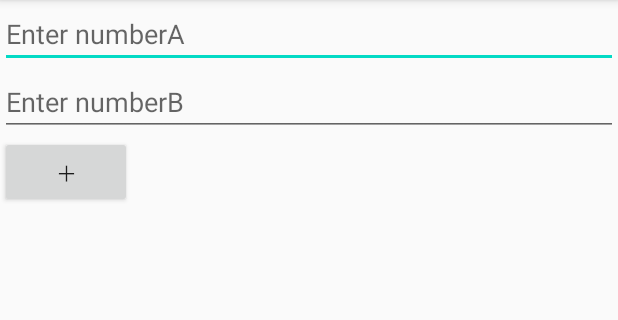
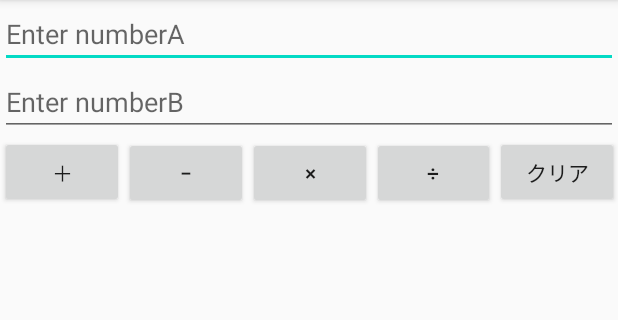
Before and after one commit to KiichiSugihara/Android_Kadai03, an Android app: the screen it shows after launch (MainActivity), on a phone screen of 412 x 824 dp, the part 84-404 px from its top. Run offline under Robolectric (Android 15) with nearby library versions, the phone set to English and light mode, and no system bars; libraries missing offline, so code that uses them is left out: android.os.

Commit message:
add buttons

```diff
--- a/app/src/main/res/layout/activity_main.xml
+++ b/app/src/main/res/layout/activity_main.xml
@@ -17,12 +17,47 @@
         android:layout_height="wrap_content"
         android:hint="Enter numberB"
         />
+    <LinearLayout xmlns:android="http://schemas.android.com/apk/res/android"
+        android:orientation="horizontal"
+        android:layout_width="match_parent"
+        android:layout_height="match_parent"
+        >
     <Button
         android:layout_width="wrap_content"
         android:layout_height="wrap_content"
+        android:layout_weight="0.2"
         android:text="＋"
         android:onClick="sendMessage"
         />
+    <Button
+        android:layout_width="wrap_content"
+        android:layout_height="wrap_content"
+        android:layout_weight="0.2"
+        android:text="−"
+        android:onClick="sendMessage"
+        />
+        <Button
+            android:layout_width="wrap_content"
+            android:layout_height="wrap_content"
+            android:layout_weight="0.2"
+            android:text="×"
+            android:onClick="sendMessage"
+            />
+        <Button
+            android:layout_width="wrap_content"
+            android:layout_height="wrap_content"
+            android:layout_weight="0.2"
+            android:text="÷"
+            android:onClick="sendMessage"
+            />
+        <Button
+            android:layout_width="wrap_content"
+            android:layout_height="wrap_content"
+            android:layout_weight="0.2"
+            android:text="クリア"
+            android:onClick="sendMessage"
+            />
+    </LinearLayout>
     <TextView  android:id="@+id/view_message"
         android:layout_width="match_parent"
         android:layout_height="wrap_content" />
```
